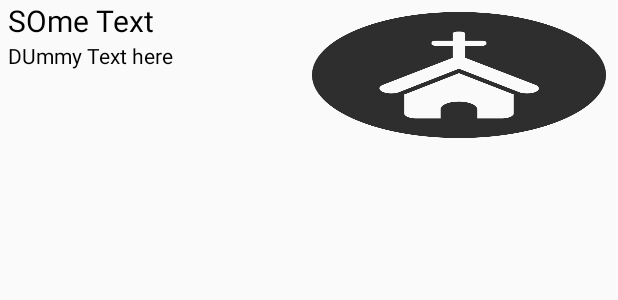
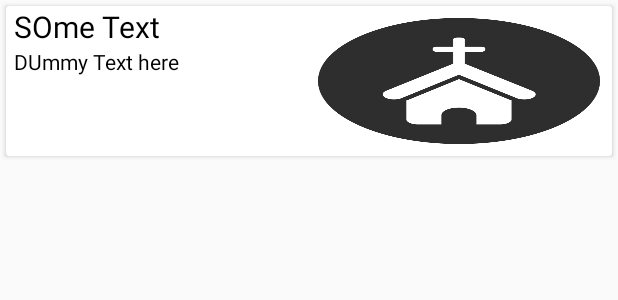
Before and after one commit to kangere/Church, an Android app: the layout note_list_cell.xml on its own in the app's theme, with its tools: preview values and no code run, on a phone screen of 412 x 824 dp. Shown: the top 300 px of the screen. Run offline under Robolectric (Android 15) with nearby library versions, the phone set to English and light mode, and no system bars; network calls fail.

Commit message:
Minor changes

```diff
--- a/app/src/main/java/material/kangere/com/tandaza/videoimageupload/UploadActivity.java
+++ b/app/src/main/java/material/kangere/com/tandaza/videoimageupload/UploadActivity.java
@@ -29,7 +29,6 @@ import org.json.JSONObject;
 import java.io.File;
 
 import material.kangere.com.tandaza.AppConfig;
-import material.kangere.com.tandaza.JSONParser;
 import material.kangere.com.tandaza.MakeNotification;
 import material.kangere.com.tandaza.R;
 
@@ -40,7 +39,7 @@ public class UploadActivity extends Activity {
 
 
 
-   private String filePath = null;
+   private String filePath = "";
     private ProgressBar progressBar;
     private TextView txtPercentage;
     private ImageView imgPreview;
@@ -138,10 +137,19 @@ public class UploadActivity extends Activity {
             return uploadFile();
         }
 
-        @SuppressWarnings("deprecation")
+        //@SuppressWarnings("deprecation")
         private String uploadFile() {
             String responseString ;
 
+//            Optional<URL> url = Optional.empty();
+//            try {
+//                url.get() = new URL(AppConfig.FILE_UPLOAD_URL);
+//            }catch(MalformedURLException e){
+//                Log.e(TAG,e.toString());
+//            }
+//
+//            HttpURLConnection urlConnection = (HttpURLConnection) url.get().openConnection();
+            //HttpURLConnection urlConnection =
             HttpClient httpclient = new DefaultHttpClient();
             HttpPost httppost = new HttpPost(AppConfig.FILE_UPLOAD_URL);
 
--- a/app/src/main/res/layout/note_list_cell.xml
+++ b/app/src/main/res/layout/note_list_cell.xml
@@ -1,4 +1,13 @@
-<RelativeLayout xmlns:android="http://schemas.android.com/apk/res/android"
+<android.support.v7.widget.CardView xmlns:android="http://schemas.android.com/apk/res/android"
+    xmlns:cardview="http://schemas.android.com/tools"
+    android:layout_width="match_parent"
+    android:layout_height="wrap_content"
+    cardview:cardCornerRadius="4dp"
+    cardview:cardElevation="8dp"
+    android:layout_margin="4dp">
+
+
+    <RelativeLayout
         android:id="@+id/rvNotes"
         android:layout_width="match_parent"
         android:layout_height="wrap_content"
@@ -22,13 +31,13 @@
             android:id="@+id/tvContentGone"
             android:layout_width="wrap_content"
             android:layout_height="wrap_content"
+            android:layout_alignParentLeft="true"
             android:layout_below="@+id/title"
             android:layout_toLeftOf="@+id/img_notification"
-        android:layout_alignParentLeft="true"
+            android:maxLines="3"
             android:paddingLeft="5dp"
-        android:maxLines="3"
-        android:textColor="#000"
-        android:text="DUmmy Text here"/>
+            android:text="DUmmy Text here"
+            android:textColor="#000" />
 
 
         <ImageView
@@ -77,3 +86,4 @@
 
 
     </RelativeLayout>
+</android.support.v7.widget.CardView>
```
Also changed, not shown: 1 other file. Lines whose indentation alone changed are shown as unchanged.
